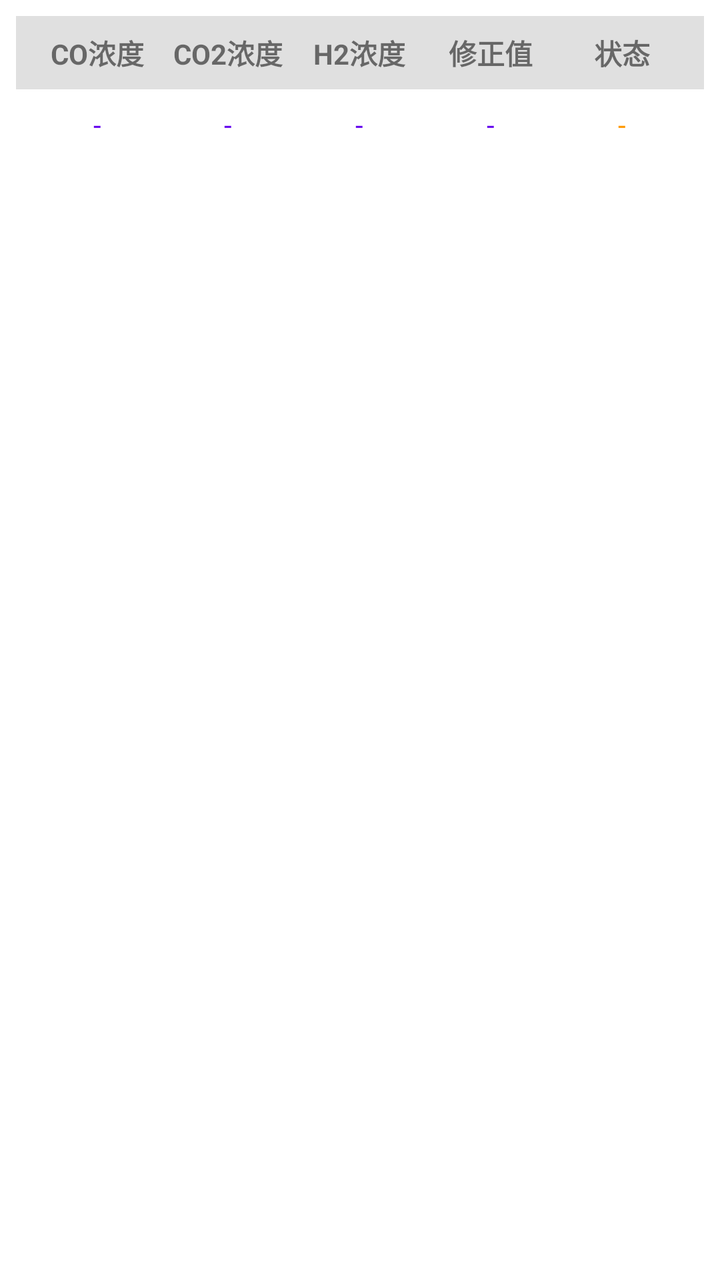
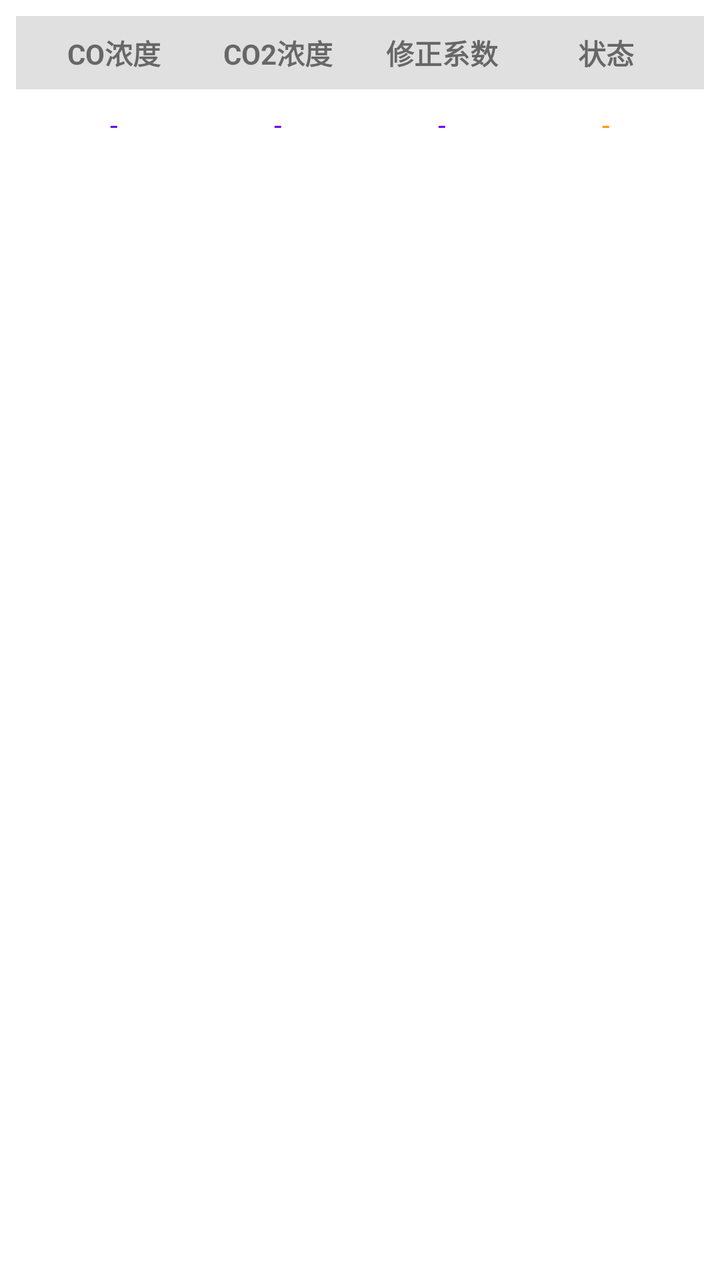

Compare the two renders of this Android layout. The source of the first and the diff that turns it into the second are given below.
<!-- AndroidManifest.xml: application theme Theme.WellYearn -->
<!-- res/layout/table_single_channel.xml -->
<?xml version="1.0" encoding="utf-8"?>
<TableLayout xmlns:android="http://schemas.android.com/apk/res/android"
    android:layout_width="match_parent"
    android:layout_height="wrap_content"
    android:padding="8dp"
    android:orientation="vertical"
    android:background="#FFFFFF">

    
    <TableRow
        android:layout_width="match_parent"
        android:layout_height="wrap_content"
        android:background="#E0E0E0"
        android:padding="8dp">

        <TextView
            android:layout_width="0dp"
            android:layout_height="wrap_content"
            android:layout_weight="1"
            android:text="CO浓度"
            android:textSize="14sp"
            android:textStyle="bold"
            android:gravity="center" />

        <TextView
            android:layout_width="0dp"
            android:layout_height="wrap_content"
            android:layout_weight="1"
            android:text="CO2浓度"
            android:textSize="14sp"
            android:textStyle="bold"
            android:gravity="center" />

        <TextView
            android:layout_width="0dp"
            android:layout_height="wrap_content"
            android:layout_weight="1"
            android:text="H2浓度"
            android:textSize="14sp"
            android:textStyle="bold"
            android:gravity="center" />

        <TextView
            android:layout_width="0dp"
            android:layout_height="wrap_content"
            android:layout_weight="1"
            android:text="修正值"
            android:textSize="14sp"
            android:textStyle="bold"
            android:gravity="center" />

        <TextView
            android:layout_width="0dp"
            android:layout_height="wrap_content"
            android:layout_weight="1"
            android:text="状态"
            android:textSize="14sp"
            android:textStyle="bold"
            android:gravity="center" />
    </TableRow>

    
    <TableRow
        android:id="@+id/dataRow"
        android:layout_width="match_parent"
        android:layout_height="wrap_content"
        android:padding="8dp"
        android:background="#FFFFFF">

        <TextView
            android:id="@+id/tvCO"
            android:layout_width="0dp"
            android:layout_height="wrap_content"
            android:layout_weight="1"
            android:text="-"
            android:textSize="14sp"
            android:gravity="center"
            android:textColor="#FF6200EE" />

        <TextView
            android:id="@+id/tvCO2"
            android:layout_width="0dp"
            android:layout_height="wrap_content"
            android:layout_weight="1"
            android:text="-"
            android:textSize="14sp"
            android:gravity="center"
            android:textColor="#FF6200EE" />

        <TextView
            android:id="@+id/tvH2"
            android:layout_width="0dp"
            android:layout_height="wrap_content"
            android:layout_weight="1"
            android:text="-"
            android:textSize="14sp"
            android:gravity="center"
            android:textColor="#FF6200EE" />

        <TextView
            android:id="@+id/tvCorrected"
            android:layout_width="0dp"
            android:layout_height="wrap_content"
            android:layout_weight="1"
            android:text="-"
            android:textSize="14sp"
            android:gravity="center"
            android:textColor="#FF6200EE" />

        <TextView
            android:id="@+id/tvStatus"
            android:layout_width="0dp"
            android:layout_height="wrap_content"
            android:layout_weight="1"
            android:text="-"
            android:textSize="14sp"
            android:gravity="center"
            android:textColor="#FF9800" />
    </TableRow>

</TableLayout>
<!-- resources referenced by this layout -->
<resources>
  <style name="Theme.WellYearn" parent="Theme.MaterialComponents.DayNight.DarkActionBar">
          
          <item name="colorPrimary">@color/purple_500</item>
          <item name="colorPrimaryVariant">@color/purple_700</item>
          <item name="colorOnPrimary">@color/white</item>
          
          <item name="colorSecondary">@color/teal_200</item>
          <item name="colorSecondaryVariant">@color/teal_700</item>
          <item name="colorOnSecondary">@color/black</item>
          
          <item name="android:statusBarColor">?attr/colorPrimaryVariant</item>
          
      </style>
  <color name="purple_500">#FF6200EE</color>
  <color name="purple_700">#FF3700B3</color>
  <color name="white">#FFFFFFFF</color>
  <color name="teal_200">#FF03DAC5</color>
  <color name="teal_700">#FF018786</color>
  <color name="black">#FF000000</color>
</resources>

<!-- the commit's change to res/layout/table_single_channel.xml (unified diff, before → after) -->
@@ -35,16 +35,7 @@
             android:layout_width="0dp"
             android:layout_height="wrap_content"
             android:layout_weight="1"
-            android:text="H2浓度"
-            android:textSize="14sp"
-            android:textStyle="bold"
-            android:gravity="center" />
-
-        <TextView
-            android:layout_width="0dp"
-            android:layout_height="wrap_content"
-            android:layout_weight="1"
-            android:text="修正值"
+            android:text="修正系数"
             android:textSize="14sp"
             android:textStyle="bold"
             android:gravity="center" />
@@ -88,16 +79,6 @@
             android:textColor="#FF6200EE" />
 
         <TextView
-            android:id="@+id/tvH2"
-            android:layout_width="0dp"
-            android:layout_height="wrap_content"
-            android:layout_weight="1"
-            android:text="-"
-            android:textSize="14sp"
-            android:gravity="center"
-            android:textColor="#FF6200EE" />
-
-        <TextView
             android:id="@+id/tvCorrected"
             android:layout_width="0dp"
             android:layout_height="wrap_content"
